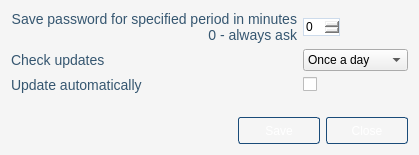
Before: the Qt Designer form qesteidutil/trunk/src/ui/SettingsDialog.ui in tixsys/esteid, drawn with Qt 5.
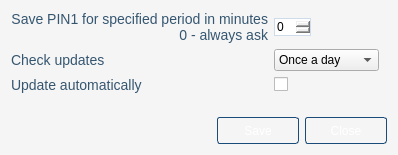
After: the same form once the commit is applied. Icons and pictures are not drawn.

```diff
--- a/qesteidutil/trunk/src/ui/SettingsDialog.ui
+++ b/qesteidutil/trunk/src/ui/SettingsDialog.ui
@@ -6,7 +6,7 @@
    <rect>
     <x>0</x>
     <y>0</y>
-    <width>415</width>
+    <width>398</width>
     <height>155</height>
    </rect>
   </property>
@@ -27,7 +27,7 @@
    <item row="0" column="0">
     <widget class="QLabel" name="sessionLabel">
      <property name="text">
-      <string>Save password for specified period in minutes
+      <string>Save PIN1 for specified period in minutes
 0 - always ask</string>
      </property>
      <property name="alignment">
```
